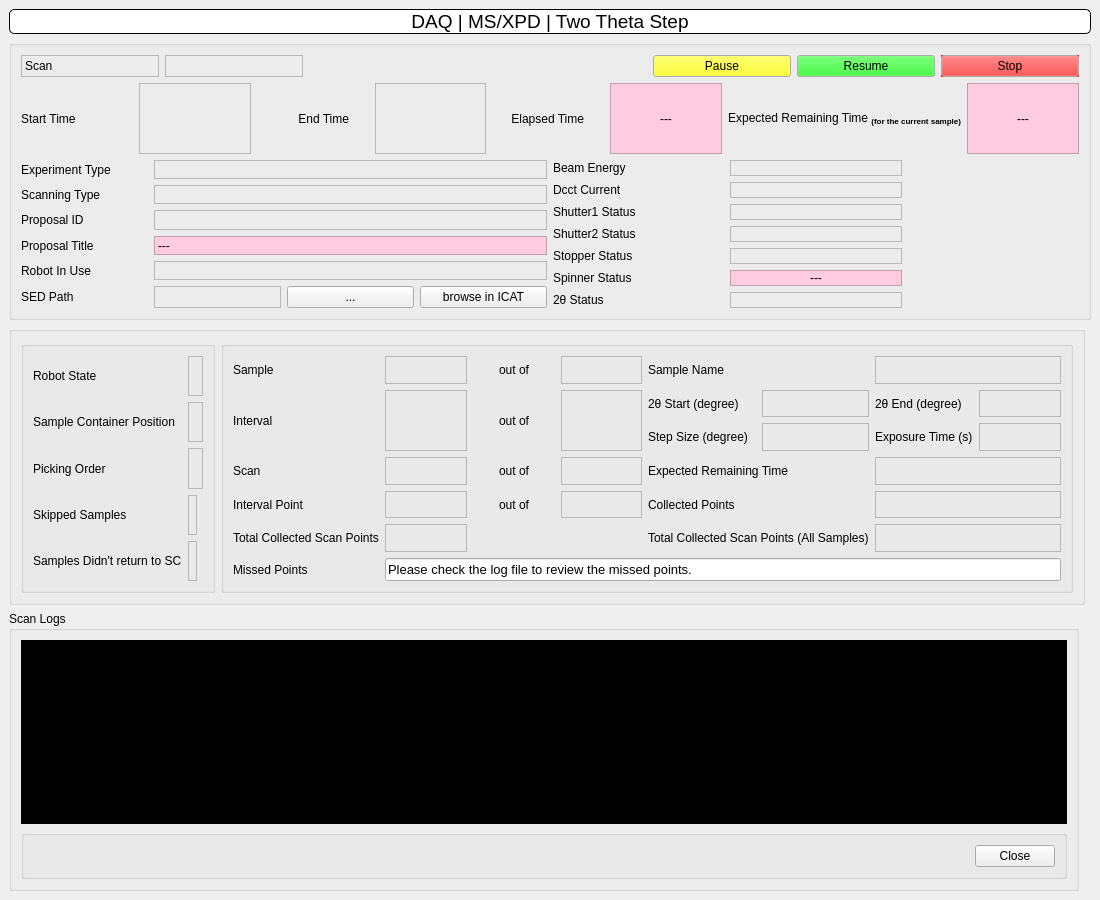
The window that UI/Visualization/twoThetaStep/twothetastep.ui (SESAME-Synchrotron/MS-XPD-ScanTool) describes before a commit, drawn with Qt 5.
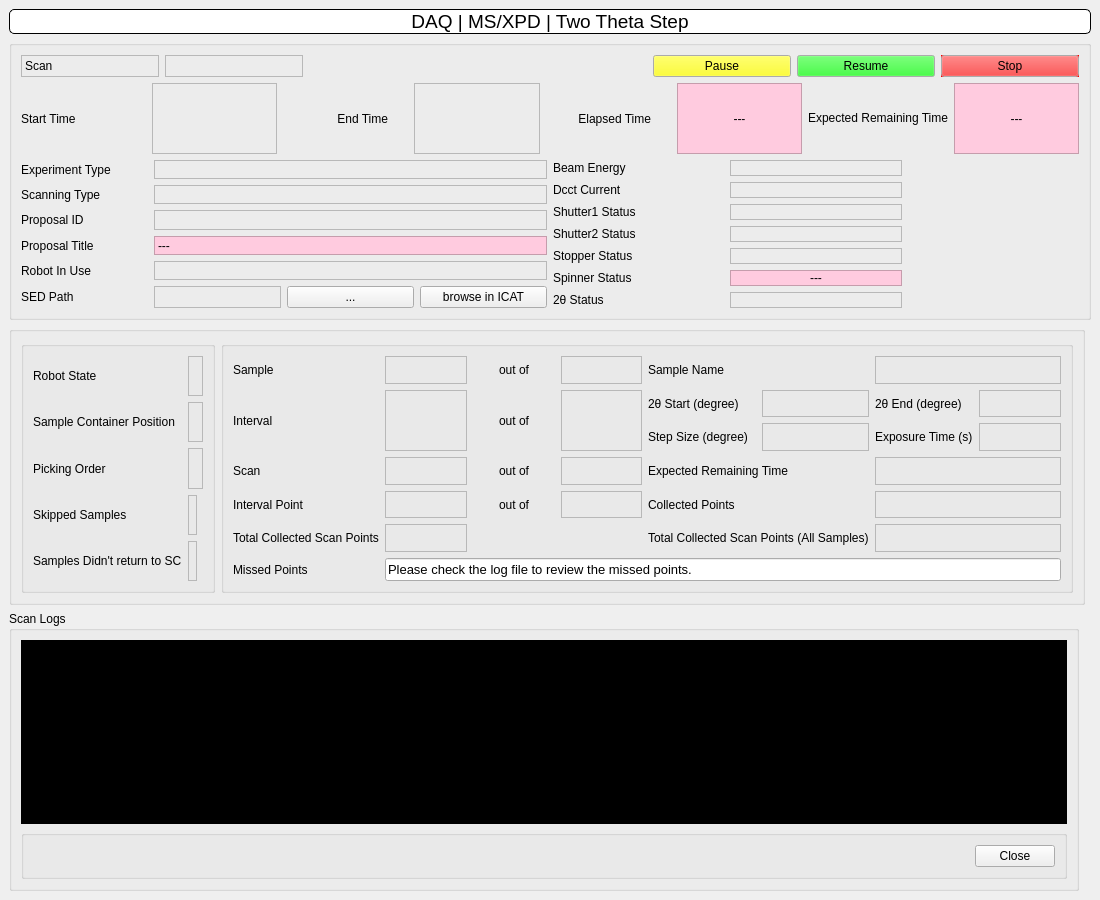
The same window after the commit. Custom widgets are drawn as their Qt base class.

What changed in the file:
```diff
--- a/UI/Visualization/twoThetaStep/twothetastep.ui
+++ b/UI/Visualization/twoThetaStep/twothetastep.ui
@@ -468,7 +468,7 @@
          <item row="1" column="6" rowspan="2">
           <widget class="QLabel" name="intervalRemainingTimeLabel">
            <property name="text">
-            <string>&lt;html&gt;&lt;head/&gt;&lt;body&gt;&lt;p&gt;Expected Remaining Time &lt;span style=&quot; font-weight:600; vertical-align:sub;&quot;&gt;(for the current sample)&lt;/span&gt;&lt;/p&gt;&lt;/body&gt;&lt;/html&gt;</string>
+            <string>&lt;html&gt;&lt;head/&gt;&lt;body&gt;&lt;p&gt;Expected Remaining Time&lt;/p&gt;&lt;/body&gt;&lt;/html&gt;</string>
            </property>
            <property name="alignment">
             <set>Qt::AlignRight|Qt::AlignTrailing|Qt::AlignVCenter</set>
```
